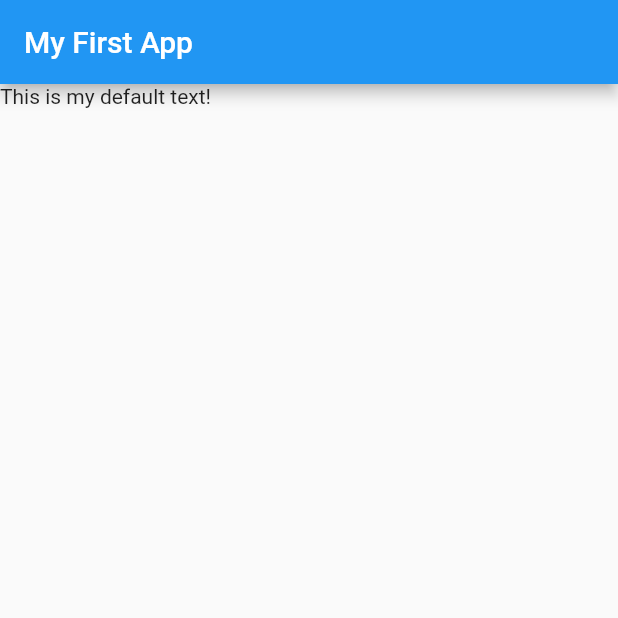
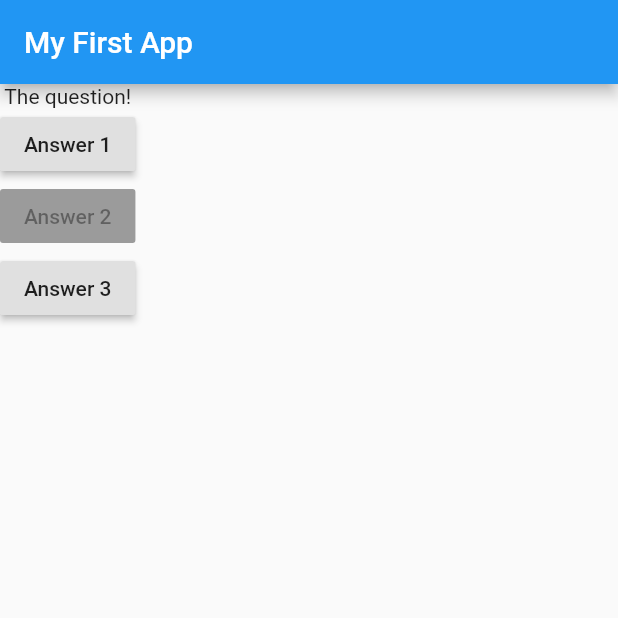
Before and after one commit to ong-ar/flutter-academind, a Flutter app: the screen it shows after launch, on a phone screen of 412 x 824 dp, the top half of it. Run offline on Flutter 3.47's test engine with Material 2 defaults, Android fonts, the phone set to English and light mode, and no system bars.

Commit message:
RaisedButton and 익명함수 추가

```diff
--- a/lib/main.dart
+++ b/lib/main.dart
@@ -7,15 +7,38 @@ import 'package:flutter/material.dart';
 void main() => runApp(MyApp());
 
 class MyApp extends StatelessWidget {
+  void answerQuestion() {
+    print('Answer chosen!');
+  }
+
   @override
   Widget build(BuildContext context) {
+    List<String> questions = [
+      'What\'s your favorite color?',
+      'What\'s your favorite animal?'
+    ];
     return MaterialApp(
       home: Scaffold(
-        appBar: AppBar(
-          title: Text('My First App'),
-        ),
-        body: Text('This is my default text!'),
-      ),
+          appBar: AppBar(
+            title: Text('My First App'),
+          ),
+          body: Column(
+            children: <Widget>[
+              Text('The question!'),
+              RaisedButton(
+                child: Text('Answer 1'),
+                onPressed: answerQuestion,
+              ),
+              RaisedButton(
+                child: Text('Answer 2'),
+                onPressed: null,
+              ),
+              RaisedButton(
+                child: Text('Answer 3'),
+                onPressed: () => print('text'),
+              )
+            ],
+          )),
     );
   }
 }
```
